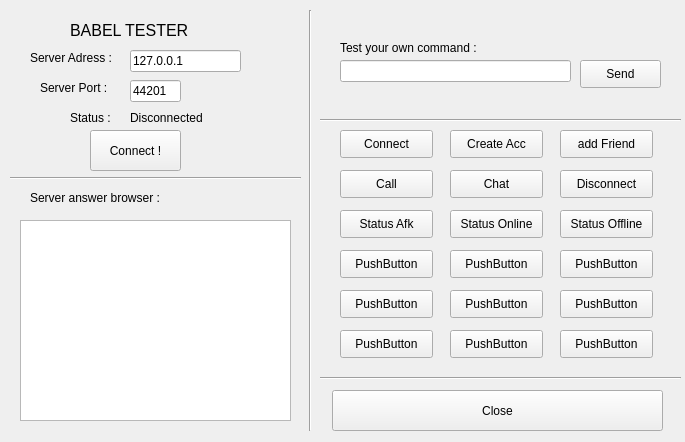
This is Client/ServerTester/servertester.ui in AGuismo/V-and-Co-Babel as Qt 5 draws it before an edit. The edited form follows.
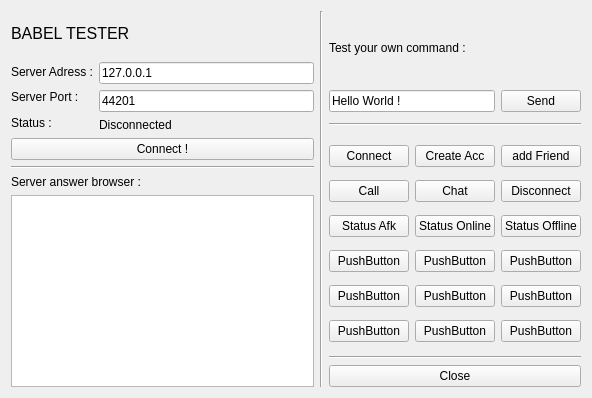
This is the edited form.

```diff
--- a/Client/ServerTester/servertester.ui
+++ b/Client/ServerTester/servertester.ui
@@ -6,481 +6,289 @@
    <rect>
     <x>0</x>
     <y>0</y>
-    <width>685</width>
-    <height>442</height>
+    <width>592</width>
+    <height>398</height>
    </rect>
   </property>
   <property name="windowTitle">
    <string>ServerTester</string>
   </property>
   <widget class="QWidget" name="centralWidget">
-   <widget class="QPushButton" name="ButtonQuit">
-    <property name="geometry">
-     <rect>
-      <x>332</x>
-      <y>390</y>
-      <width>331</width>
-      <height>41</height>
-     </rect>
-    </property>
-    <property name="text">
-     <string>Close</string>
-    </property>
-   </widget>
-   <widget class="QLineEdit" name="lineAdress">
-    <property name="geometry">
-     <rect>
-      <x>130</x>
-      <y>50</y>
-      <width>111</width>
-      <height>22</height>
-     </rect>
-    </property>
-    <property name="text">
-     <string>127.0.0.1</string>
-    </property>
-   </widget>
-   <widget class="QLabel" name="labelAdress">
-    <property name="geometry">
-     <rect>
-      <x>30</x>
-      <y>50</y>
-      <width>101</width>
-      <height>16</height>
-     </rect>
-    </property>
-    <property name="text">
-     <string>Server Adress :</string>
-    </property>
-   </widget>
-   <widget class="QLabel" name="labelPort">
-    <property name="geometry">
-     <rect>
-      <x>40</x>
-      <y>80</y>
-      <width>81</width>
-      <height>16</height>
-     </rect>
-    </property>
-    <property name="text">
-     <string>Server Port :</string>
-    </property>
-   </widget>
-   <widget class="QLineEdit" name="linePort">
-    <property name="geometry">
-     <rect>
-      <x>130</x>
-      <y>80</y>
-      <width>51</width>
-      <height>22</height>
-     </rect>
-    </property>
-    <property name="text">
-     <string>44201</string>
-    </property>
-   </widget>
-   <widget class="QLabel" name="labelStatus">
-    <property name="geometry">
-     <rect>
-      <x>70</x>
-      <y>110</y>
-      <width>51</width>
-      <height>16</height>
-     </rect>
-    </property>
-    <property name="text">
-     <string>Status :</string>
-    </property>
-   </widget>
-   <widget class="QLabel" name="connectStatus">
-    <property name="geometry">
-     <rect>
-      <x>130</x>
-      <y>110</y>
-      <width>161</width>
-      <height>16</height>
-     </rect>
-    </property>
-    <property name="text">
-     <string>Disconnected</string>
-    </property>
-   </widget>
-   <widget class="QPushButton" name="ButtonConnect">
-    <property name="geometry">
-     <rect>
-      <x>90</x>
-      <y>130</y>
-      <width>91</width>
-      <height>41</height>
-     </rect>
-    </property>
-    <property name="text">
-     <string>Connect !</string>
-    </property>
-   </widget>
-   <widget class="QPushButton" name="pushButton">
-    <property name="geometry">
-     <rect>
-      <x>340</x>
-      <y>130</y>
-      <width>93</width>
-      <height>28</height>
-     </rect>
-    </property>
-    <property name="text">
-     <string>Connect</string>
-    </property>
-   </widget>
-   <widget class="QPushButton" name="pushButton_2">
-    <property name="geometry">
-     <rect>
-      <x>340</x>
-      <y>170</y>
-      <width>93</width>
-      <height>28</height>
-     </rect>
-    </property>
-    <property name="text">
-     <string>Call</string>
-    </property>
-   </widget>
-   <widget class="QPushButton" name="pushButton_3">
-    <property name="geometry">
-     <rect>
-      <x>340</x>
-      <y>210</y>
-      <width>93</width>
-      <height>28</height>
-     </rect>
-    </property>
-    <property name="text">
-     <string>Status Afk</string>
-    </property>
-   </widget>
-   <widget class="QPushButton" name="pushButton_4">
-    <property name="geometry">
-     <rect>
-      <x>340</x>
-      <y>250</y>
-      <width>93</width>
-      <height>28</height>
-     </rect>
-    </property>
-    <property name="text">
-     <string>PushButton</string>
-    </property>
-   </widget>
-   <widget class="QPushButton" name="pushButton_5">
-    <property name="geometry">
-     <rect>
-      <x>340</x>
-      <y>290</y>
-      <width>93</width>
-      <height>28</height>
-     </rect>
-    </property>
-    <property name="text">
-     <string>PushButton</string>
-    </property>
-   </widget>
-   <widget class="QPushButton" name="pushButton_6">
-    <property name="geometry">
-     <rect>
-      <x>450</x>
-      <y>130</y>
-      <width>93</width>
-      <height>28</height>
-     </rect>
-    </property>
-    <property name="text">
-     <string>Create Acc</string>
-    </property>
-   </widget>
-   <widget class="QPushButton" name="pushButton_7">
-    <property name="geometry">
-     <rect>
-      <x>450</x>
-      <y>170</y>
-      <width>93</width>
-      <height>28</height>
-     </rect>
-    </property>
-    <property name="text">
-     <string>Chat</string>
-    </property>
-   </widget>
-   <widget class="QPushButton" name="pushButton_8">
-    <property name="geometry">
-     <rect>
-      <x>450</x>
-      <y>210</y>
-      <width>93</width>
-      <height>28</height>
-     </rect>
-    </property>
-    <property name="text">
-     <string>Status Online</string>
-    </property>
-   </widget>
-   <widget class="QPushButton" name="pushButton_9">
-    <property name="geometry">
-     <rect>
-      <x>450</x>
-      <y>250</y>
-      <width>93</width>
-      <height>28</height>
-     </rect>
-    </property>
-    <property name="text">
-     <string>PushButton</string>
-    </property>
-   </widget>
-   <widget class="QPushButton" name="pushButton_10">
-    <property name="geometry">
-     <rect>
-      <x>450</x>
-      <y>290</y>
-      <width>93</width>
-      <height>28</height>
-     </rect>
-    </property>
-    <property name="text">
-     <string>PushButton</string>
-    </property>
-   </widget>
-   <widget class="QPushButton" name="pushButton_11">
-    <property name="geometry">
-     <rect>
-      <x>560</x>
-      <y>130</y>
-      <width>93</width>
-      <height>28</height>
-     </rect>
-    </property>
-    <property name="text">
-     <string>add Friend</string>
-    </property>
-   </widget>
-   <widget class="QPushButton" name="pushButton_12">
-    <property name="geometry">
-     <rect>
-      <x>560</x>
-      <y>170</y>
-      <width>93</width>
-      <height>28</height>
-     </rect>
-    </property>
-    <property name="text">
-     <string>Disconnect</string>
-    </property>
-   </widget>
-   <widget class="QPushButton" name="pushButton_13">
-    <property name="geometry">
-     <rect>
-      <x>560</x>
-      <y>210</y>
-      <width>93</width>
-      <height>28</height>
-     </rect>
-    </property>
-    <property name="text">
-     <string>Status Offline</string>
-    </property>
-   </widget>
-   <widget class="QPushButton" name="pushButton_14">
-    <property name="geometry">
-     <rect>
-      <x>560</x>
-      <y>250</y>
-      <width>93</width>
-      <height>28</height>
-     </rect>
-    </property>
-    <property name="text">
-     <string>PushButton</string>
-    </property>
-   </widget>
-   <widget class="QPushButton" name="pushButton_15">
-    <property name="geometry">
-     <rect>
-      <x>560</x>
-      <y>290</y>
-      <width>93</width>
-      <height>28</height>
-     </rect>
-    </property>
-    <property name="text">
-     <string>PushButton</string>
-    </property>
-   </widget>
-   <widget class="QPushButton" name="pushButton_16">
-    <property name="geometry">
-     <rect>
-      <x>340</x>
-      <y>330</y>
-      <width>93</width>
-      <height>28</height>
-     </rect>
-    </property>
-    <property name="text">
-     <string>PushButton</string>
-    </property>
-   </widget>
-   <widget class="QPushButton" name="pushButton_17">
-    <property name="geometry">
-     <rect>
-      <x>450</x>
-      <y>330</y>
-      <width>93</width>
-      <height>28</height>
-     </rect>
-    </property>
-    <property name="text">
-     <string>PushButton</string>
-    </property>
-   </widget>
-   <widget class="QPushButton" name="pushButton_18">
-    <property name="geometry">
-     <rect>
-      <x>560</x>
-      <y>330</y>
-      <width>93</width>
-      <height>28</height>
-     </rect>
-    </property>
-    <property name="text">
-     <string>PushButton</string>
-    </property>
-   </widget>
-   <widget class="QLabel" name="labelEditCmd">
-    <property name="geometry">
-     <rect>
-      <x>340</x>
-      <y>40</y>
-      <width>161</width>
-      <height>16</height>
-     </rect>
-    </property>
-    <property name="text">
-     <string>Test your own command :</string>
-    </property>
-   </widget>
-   <widget class="QLineEdit" name="lineEditCmd">
-    <property name="geometry">
-     <rect>
-      <x>340</x>
-      <y>60</y>
-      <width>231</width>
-      <height>22</height>
-     </rect>
-    </property>
-   </widget>
-   <widget class="QPushButton" name="ButtonSend">
-    <property name="geometry">
-     <rect>
-      <x>580</x>
-      <y>60</y>
-      <width>81</width>
-      <height>28</height>
-     </rect>
-    </property>
-    <property name="text">
-     <string>Send</string>
-    </property>
-   </widget>
-   <widget class="Line" name="line_2">
-    <property name="geometry">
-     <rect>
-      <x>320</x>
-      <y>110</y>
-      <width>361</width>
-      <height>20</height>
-     </rect>
-    </property>
-    <property name="orientation">
-     <enum>Qt::Horizontal</enum>
-    </property>
-   </widget>
-   <widget class="QLabel" name="labelTitre">
-    <property name="geometry">
-     <rect>
-      <x>70</x>
-      <y>20</y>
-      <width>141</width>
-      <height>21</height>
-     </rect>
-    </property>
-    <property name="font">
-     <font>
-      <pointsize>12</pointsize>
-     </font>
-    </property>
-    <property name="text">
-     <string>BABEL TESTER</string>
-    </property>
-   </widget>
-   <widget class="QTextBrowser" name="ServerBrowser">
-    <property name="geometry">
-     <rect>
-      <x>20</x>
-      <y>220</y>
-      <width>271</width>
-      <height>201</height>
-     </rect>
-    </property>
-   </widget>
-   <widget class="QLabel" name="labelServerBrowser">
-    <property name="geometry">
-     <rect>
-      <x>30</x>
-      <y>190</y>
-      <width>201</width>
-      <height>16</height>
-     </rect>
-    </property>
-    <property name="text">
-     <string>Server answer browser :</string>
-    </property>
-   </widget>
-   <widget class="Line" name="line_3">
-    <property name="geometry">
-     <rect>
-      <x>320</x>
-      <y>370</y>
-      <width>361</width>
-      <height>16</height>
-     </rect>
-    </property>
-    <property name="orientation">
-     <enum>Qt::Horizontal</enum>
-    </property>
-   </widget>
-   <widget class="Line" name="line_4">
-    <property name="geometry">
-     <rect>
-      <x>300</x>
-      <y>10</y>
-      <width>20</width>
-      <height>421</height>
-     </rect>
-    </property>
-    <property name="orientation">
-     <enum>Qt::Vertical</enum>
-    </property>
-   </widget>
-   <widget class="Line" name="line_5">
-    <property name="geometry">
-     <rect>
-      <x>10</x>
-      <y>170</y>
-      <width>291</width>
-      <height>16</height>
-     </rect>
-    </property>
-    <property name="orientation">
-     <enum>Qt::Horizontal</enum>
-    </property>
-   </widget>
+   <layout class="QGridLayout" name="gridLayout_4">
+    <item row="4" column="3" rowspan="3">
+     <layout class="QGridLayout" name="gridLayout">
+      <item row="2" column="0">
+       <widget class="QPushButton" name="pushButton_3">
+        <property name="text">
+         <string>Status Afk</string>
+        </property>
+       </widget>
+      </item>
+      <item row="1" column="2">
+       <widget class="QPushButton" name="pushButton_12">
+        <property name="text">
+         <string>Disconnect</string>
+        </property>
+       </widget>
+      </item>
+      <item row="1" column="1">
+       <widget class="QPushButton" name="pushButton_7">
+        <property name="text">
+         <string>Chat</string>
+        </property>
+       </widget>
+      </item>
+      <item row="1" column="0">
+       <widget class="QPushButton" name="pushButton_2">
+        <property name="text">
+         <string>Call</string>
+        </property>
+       </widget>
+      </item>
+      <item row="0" column="2">
+       <widget class="QPushButton" name="pushButton_11">
+        <property name="text">
+         <string>add Friend</string>
+        </property>
+       </widget>
+      </item>
+      <item row="0" column="1">
+       <widget class="QPushButton" name="pushButton_6">
+        <property name="text">
+         <string>Create Acc</string>
+        </property>
+       </widget>
+      </item>
+      <item row="2" column="1">
+       <widget class="QPushButton" name="pushButton_8">
+        <property name="text">
+         <string>Status Online</string>
+        </property>
+       </widget>
+      </item>
+      <item row="3" column="0">
+       <widget class="QPushButton" name="pushButton_4">
+        <property name="text">
+         <string>PushButton</string>
+        </property>
+       </widget>
+      </item>
+      <item row="3" column="1">
+       <widget class="QPushButton" name="pushButton_9">
+        <property name="text">
+         <string>PushButton</string>
+        </property>
+       </widget>
+      </item>
+      <item row="5" column="1">
+       <widget class="QPushButton" name="pushButton_17">
+        <property name="text">
+         <string>PushButton</string>
+        </property>
+       </widget>
+      </item>
+      <item row="3" column="2">
+       <widget class="QPushButton" name="pushButton_14">
+        <property name="text">
+         <string>PushButton</string>
+        </property>
+       </widget>
+      </item>
+      <item row="5" column="2">
+       <widget class="QPushButton" name="pushButton_18">
+        <property name="text">
+         <string>PushButton</string>
+        </property>
+       </widget>
+      </item>
+      <item row="5" column="0">
+       <widget class="QPushButton" name="pushButton_16">
+        <property name="text">
+         <string>PushButton</string>
+        </property>
+       </widget>
+      </item>
+      <item row="4" column="0">
+       <widget class="QPushButton" name="pushButton_5">
+        <property name="text">
+         <string>PushButton</string>
+        </property>
+       </widget>
+      </item>
+      <item row="4" column="1">
+       <widget class="QPushButton" name="pushButton_10">
+        <property name="text">
+         <string>PushButton</string>
+        </property>
+       </widget>
+      </item>
+      <item row="4" column="2">
+       <widget class="QPushButton" name="pushButton_15">
+        <property name="text">
+         <string>PushButton</string>
+        </property>
+       </widget>
+      </item>
+      <item row="2" column="2">
+       <widget class="QPushButton" name="pushButton_13">
+        <property name="text">
+         <string>Status Offline</string>
+        </property>
+       </widget>
+      </item>
+      <item row="0" column="0">
+       <widget class="QPushButton" name="pushButton">
+        <property name="text">
+         <string>Connect</string>
+        </property>
+       </widget>
+      </item>
+     </layout>
+    </item>
+    <item row="0" column="0" colspan="2">
+     <layout class="QVBoxLayout" name="verticalLayout">
+      <item>
+       <widget class="QLabel" name="labelTitre">
+        <property name="font">
+         <font>
+          <pointsize>12</pointsize>
+         </font>
+        </property>
+        <property name="text">
+         <string>BABEL TESTER</string>
+        </property>
+       </widget>
+      </item>
+     </layout>
+    </item>
+    <item row="6" column="0" rowspan="3" colspan="2">
+     <layout class="QVBoxLayout" name="verticalLayout_3">
+      <item>
+       <widget class="QLabel" name="labelServerBrowser">
+        <property name="text">
+         <string>Server answer browser :</string>
+        </property>
+       </widget>
+      </item>
+      <item>
+       <widget class="QTextBrowser" name="ServerBrowser"/>
+      </item>
+     </layout>
+    </item>
+    <item row="1" column="0" rowspan="3">
+     <layout class="QVBoxLayout" name="verticalLayout_2">
+      <item>
+       <widget class="QLabel" name="labelAdress">
+        <property name="text">
+         <string>Server Adress :</string>
+        </property>
+       </widget>
+      </item>
+      <item>
+       <widget class="QLabel" name="labelPort">
+        <property name="text">
+         <string>Server Port :</string>
+        </property>
+       </widget>
+      </item>
+      <item>
+       <widget class="QLabel" name="labelStatus">
+        <property name="text">
+         <string>Status :</string>
+        </property>
+       </widget>
+      </item>
+     </layout>
+    </item>
+    <item row="0" column="3" rowspan="3">
+     <layout class="QGridLayout" name="gridLayout_2">
+      <item row="0" column="0">
+       <widget class="QLabel" name="labelEditCmd">
+        <property name="text">
+         <string>Test your own command :</string>
+        </property>
+       </widget>
+      </item>
+      <item row="1" column="1">
+       <widget class="QPushButton" name="ButtonSend">
+        <property name="text">
+         <string>Send</string>
+        </property>
+       </widget>
+      </item>
+      <item row="1" column="0">
+       <widget class="QLineEdit" name="lineEditCmd">
+        <property name="text">
+         <string>Hello World !</string>
+        </property>
+       </widget>
+      </item>
+     </layout>
+    </item>
+    <item row="8" column="3">
+     <widget class="QPushButton" name="ButtonQuit">
+      <property name="text">
+       <string>Close</string>
+      </property>
+     </widget>
+    </item>
+    <item row="5" column="0" colspan="2">
+     <widget class="Line" name="line_5">
+      <property name="orientation">
+       <enum>Qt::Horizontal</enum>
+      </property>
+     </widget>
+    </item>
+    <item row="3" column="1">
+     <widget class="QLabel" name="connectStatus">
+      <property name="text">
+       <string>Disconnected</string>
+      </property>
+     </widget>
+    </item>
+    <item row="1" column="1">
+     <widget class="QLineEdit" name="lineAdress">
+      <property name="text">
+       <string>127.0.0.1</string>
+      </property>
+     </widget>
+    </item>
+    <item row="2" column="1">
+     <widget class="QLineEdit" name="linePort">
+      <property name="text">
+       <string>44201</string>
+      </property>
+     </widget>
+    </item>
+    <item row="4" column="0" colspan="2">
+     <widget class="QPushButton" name="ButtonConnect">
+      <property name="text">
+       <string>Connect !</string>
+      </property>
+     </widget>
+    </item>
+    <item row="3" column="3">
+     <widget class="Line" name="line_2">
+      <property name="orientation">
+       <enum>Qt::Horizontal</enum>
+      </property>
+     </widget>
+    </item>
+    <item row="0" column="2" rowspan="9">
+     <widget class="Line" name="line_4">
+      <property name="orientation">
+       <enum>Qt::Vertical</enum>
+      </property>
+     </widget>
+    </item>
+    <item row="7" column="3">
+     <widget class="Line" name="line_3">
+      <property name="orientation">
+       <enum>Qt::Horizontal</enum>
+      </property>
+     </widget>
+    </item>
+   </layout>
   </widget>
  </widget>
  <layoutdefault spacing="6" margin="11"/>
```
Left out of the diff: 24 changed lines with no effect on the pictures.
